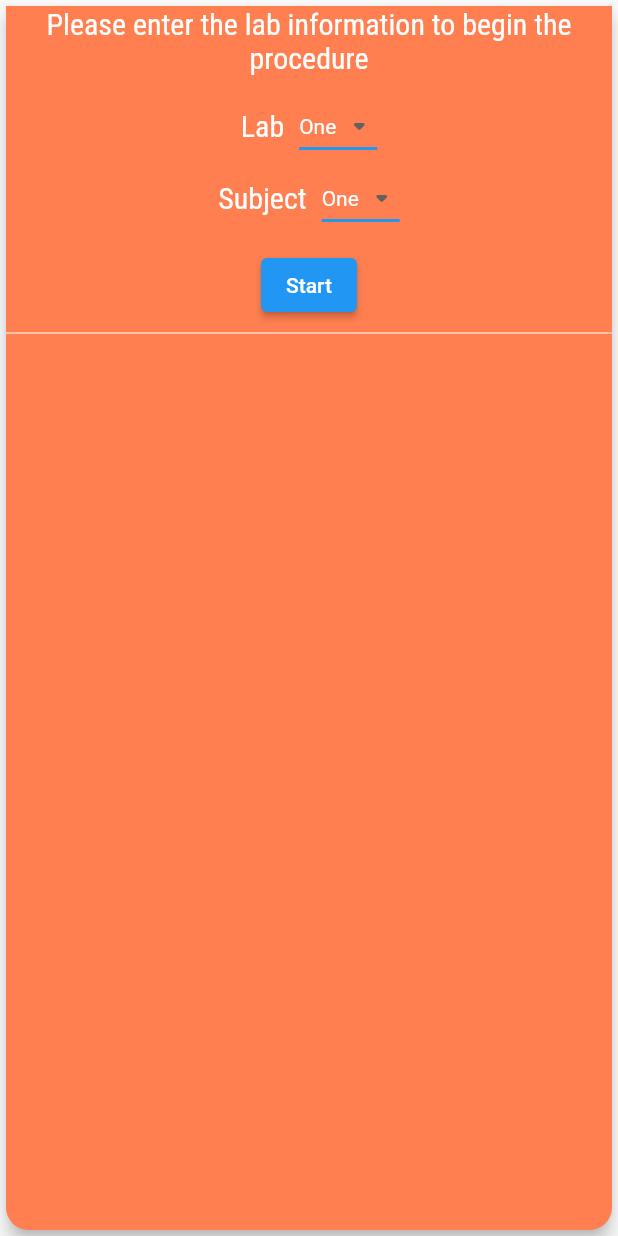
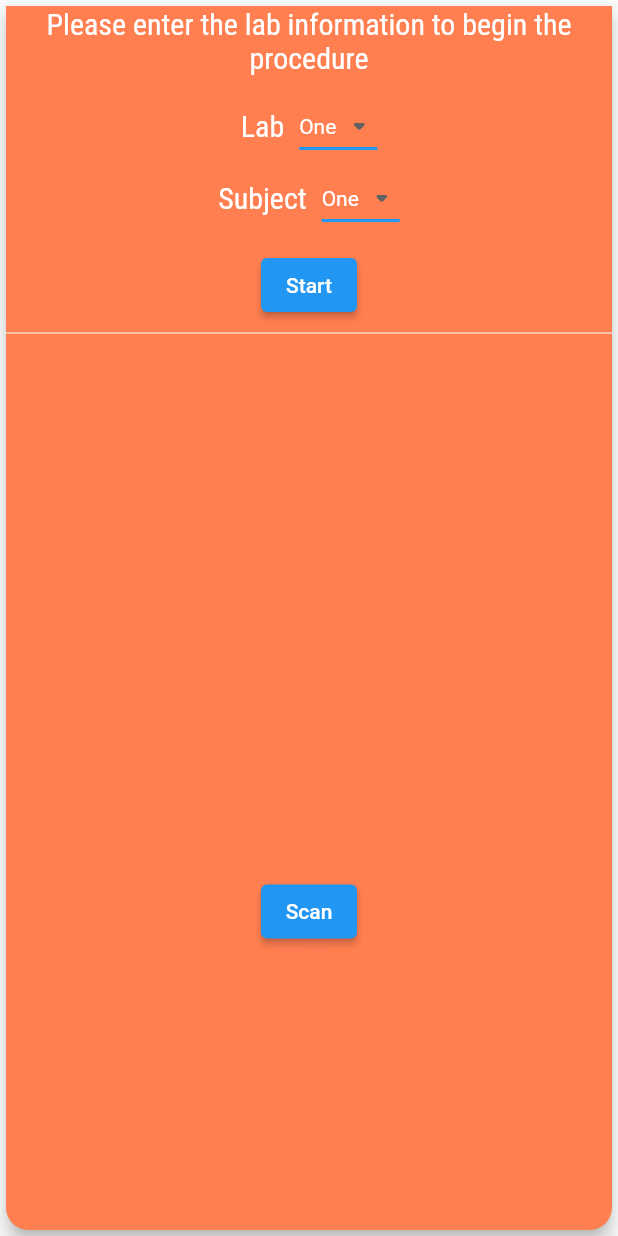
Before and after one commit to MariosKoni/uni-access, a Flutter app: the NewSessionScreen widget shown alone on an empty page, opened directly with empty values, after a tap on "Start", on a phone screen of 412 x 824 dp. Run offline on Flutter 3.47's test engine with Material 2 defaults, Android fonts, the phone set to English and light mode, and no system bars; our stand-ins replace cloud_firestore, firebase_auth, firebase_core, qr_flutter; missing offline and left inert: mobile_scanner; accounts and stored records are empty.

Commit message:
Added the provider package and logic in the session form so now works as expected.

```diff
--- /dev/null
+++ b/lib/providers/session.dart
@@ -0,0 +1,19 @@
+// Defines a session
+import 'package:flutter/material.dart';
+
+class Session with ChangeNotifier {
+  List<String>? _sessionUsers;
+
+  Session(this._sessionUsers);
+
+  List<String> get sessionUsers {
+    return [..._sessionUsers!];
+  }
+
+  void addUserToSession(String name) {
+    _sessionUsers?.add(name);
+    print(_sessionUsers);
+
+    notifyListeners();
+  }
+}
--- a/lib/screens/new_session_screen.dart
+++ b/lib/screens/new_session_screen.dart
@@ -1,19 +1,29 @@
 import 'package:flutter/material.dart';
+import 'package:flutter/services.dart';
 import 'package:mobile_scanner/mobile_scanner.dart';
+import 'package:provider/provider.dart';
+
 import 'package:flutter_uni_access/models/uni_user.dart';
+import 'package:flutter_uni_access/providers/session.dart';
 
-class NewSessionScreen extends StatelessWidget {
+class NewSessionScreen extends StatefulWidget {
   final UniUser user;
 
   NewSessionScreen(this.user);
 
+  @override
+  State<NewSessionScreen> createState() => _NewSessionScreenState();
+}
+
+class _NewSessionScreenState extends State<NewSessionScreen> {
   String _lab = 'One';
+
   String _subject = 'One';
+
   bool _showAttendence = false;
 
   @override
   Widget build(BuildContext context) {
-    print('Build first');
     return Card(
       color: Theme.of(context).colorScheme.secondary,
       elevation: 5,
@@ -40,9 +50,9 @@ class NewSessionScreen extends StatelessWidget {
           const SizedBox(height: 10),
           ElevatedButton(
               onPressed: () {
-                print('Tapped');
+                setState(() {
                   _showAttendence = true;
-                print(_showAttendence);
+                });
               },
               child: const Text('Start')),
           const Divider(
@@ -107,15 +117,14 @@ class _FormOptionState extends State<FormOption> {
   }
 }
 
-String result = '';
-
 class AttendanceWidget extends StatelessWidget {
-  bool _startedScanning = false;
-
   @override
   Widget build(BuildContext context) {
-    print('Build');
-    return Padding(
+    final sessionUsers = Provider.of<Session>(context).sessionUsers;
+
+    return Column(
+      children: [
+        Padding(
             padding: const EdgeInsets.all(8.0),
             child: Card(
               color: const Color.fromRGBO(255, 255, 255, 0.6),
@@ -126,22 +135,32 @@ class AttendanceWidget extends StatelessWidget {
                       bottomRight: Radius.circular(15.0))),
               child: SizedBox(
                 height: MediaQuery.of(context).size.height / 2.5,
-            child: _startedScanning
-                ? ListView.builder(
-                    itemBuilder: (_, int index) => ListTile(
+                child: SingleChildScrollView(
+                  child: Column(
+                    children: sessionUsers
+                        .map((e) => ListTile(
                             leading: const Icon(Icons.check_circle_rounded),
-                          title: Text(result),
-                        ))
-                : Center(
-                    child: ElevatedButton(
-                      onPressed: () => Navigator.of(context).push(
-                          MaterialPageRoute(
-                              builder: (context) => const Scan())),
-                      child: const Text('Scan'),
+                            title: Text(e),
+                            subtitle: const Text('Student'),
+                            onTap: () => ScaffoldMessenger.of(context)
+                                .showSnackBar(SnackBar(
+                                    content: Text(e),
+                                    backgroundColor:
+                                        Theme.of(context).primaryColor))))
+                        .toList(),
                   ),
                 ),
               ),
-        ));
+            )),
+        Center(
+          child: ElevatedButton(
+            onPressed: () => Navigator.of(context)
+                .push(MaterialPageRoute(builder: (context) => const Scan())),
+            child: const Text('Scan'),
+          ),
+        )
+      ],
+    );
   }
 }
 
@@ -157,8 +176,11 @@ class Scan extends StatelessWidget {
             print('NULL BARCODE');
           }
 
-          result = barcode.rawValue!;
+          final result = barcode.rawValue!;
+          HapticFeedback.vibrate();
           print(result);
+          Provider.of<Session>(context, listen: false).addUserToSession(result);
+
           Navigator.of(context).pop();
         });
   }
--- a/pubspec.yaml
+++ b/pubspec.yaml
@@ -38,6 +38,7 @@ dependencies:
   firebase_auth: ^3.3.11
   mobile_scanner: ^2.0.0
   qr_flutter: ^4.0.0
+  provider: ^6.0.3
 
 dev_dependencies:
   flutter_test:
```
Also changed, not shown: lib/main.dart (+9 -1 lines), pubspec.lock, 2 other files. Lines whose indentation alone changed are shown as unchanged.
